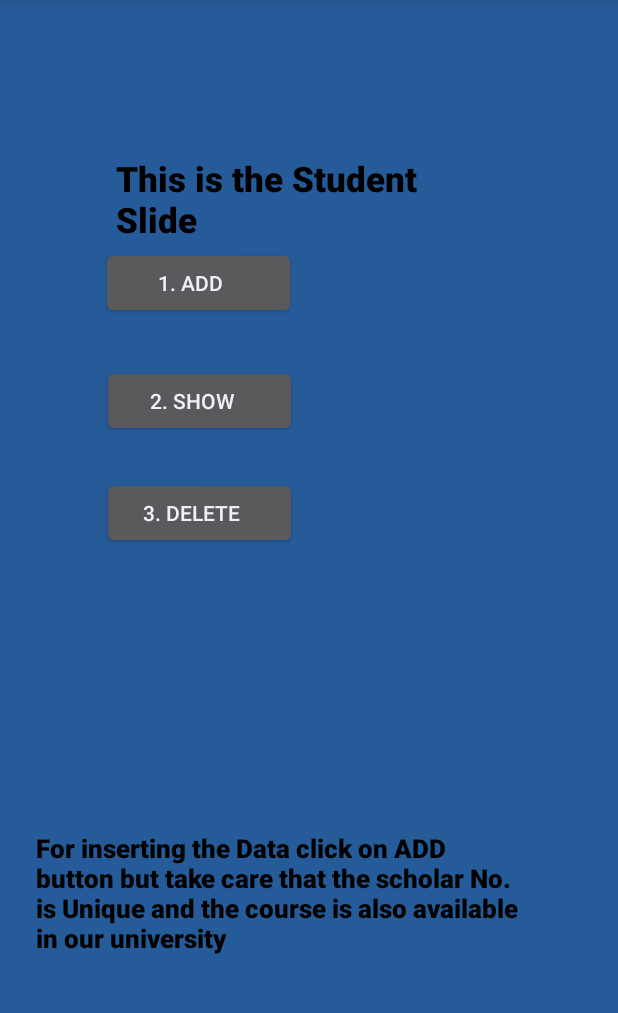
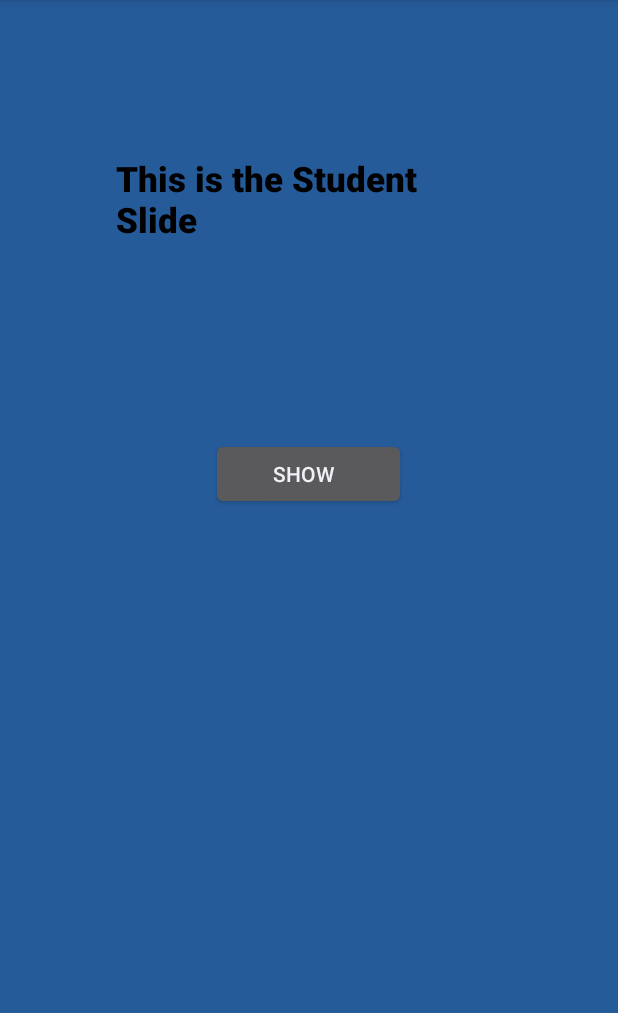
Before and after one commit to Hemantlodha/Database_Management_App, an Android app: the layout activity_student.xml on its own in the app's theme, with its tools: preview values and no code run, on a phone screen of 412 x 824 dp, the part 84-1097 px from its top. Run offline under Robolectric (Android 15) with nearby library versions, the phone set to English and light mode, and no system bars; Roboto replaces fonts that are not available here.

Commit message:
Fixes Student page

```diff
--- a/app/src/main/java/com/hemant/university_database/Student.java
+++ b/app/src/main/java/com/hemant/university_database/Student.java
@@ -20,9 +20,7 @@ public class Student extends AppCompatActivity {
     protected void onCreate(Bundle savedInstanceState) {
         super.onCreate(savedInstanceState);
         setContentView(R.layout.activity_student);
-        button2=findViewById(R.id.button2);
         button4=findViewById(R.id.button4);
-        button6=findViewById(R.id.button6);
         db=new DataHelper(this);
         button4.setOnClickListener(new View.OnClickListener() {
             @Override
--- a/app/src/main/res/layout/activity_codeforces.xml
+++ b/app/src/main/res/layout/activity_codeforces.xml
@@ -16,7 +16,8 @@
             android:layout_height="wrap_content"
             android:orientation="vertical"
             android:layout_marginTop="10dp"
-            android:layout_marginLeft="10dp">
+            android:layout_marginLeft="10dp"
+            android:paddingLeft="30dp">
             <LinearLayout
                 android:layout_width="match_parent"
                 android:layout_height="wrap_content"
--- a/app/src/main/res/layout/activity_student.xml
+++ b/app/src/main/res/layout/activity_student.xml
@@ -22,57 +22,17 @@
         app:layout_constraintTop_toTopOf="parent"
         app:layout_constraintVertical_bias="0.166" />
 
-    <Button
-        android:id="@+id/button2"
-        android:layout_width="130dp"
-        android:layout_height="wrap_content"
-        android:text="1. Add   "
-        app:layout_constraintBottom_toBottomOf="parent"
-        app:layout_constraintEnd_toEndOf="parent"
-        app:layout_constraintHorizontal_bias="0.239"
-        app:layout_constraintStart_toStartOf="parent"
-        app:layout_constraintTop_toTopOf="parent"
-        app:layout_constraintVertical_bias="0.229" />
 
     <Button
         android:id="@+id/button4"
         android:layout_width="130dp"
         android:layout_height="wrap_content"
-        android:text="2. Show   "
+        android:text=" Show   "
         app:layout_constraintBottom_toBottomOf="parent"
         app:layout_constraintEnd_toEndOf="parent"
-        app:layout_constraintHorizontal_bias="0.241"
-        app:layout_constraintStart_toStartOf="parent"
-        app:layout_constraintTop_toBottomOf="@+id/button2"
-        app:layout_constraintVertical_bias="0.061" />
-
-    <Button
-        android:id="@+id/button6"
-        android:layout_width="130dp"
-        android:layout_height="wrap_content"
-        android:text="3. Delete   "
-        app:layout_constraintBottom_toBottomOf="parent"
-        app:layout_constraintEnd_toEndOf="parent"
-        app:layout_constraintHorizontal_bias="0.242"
-        app:layout_constraintStart_toStartOf="parent"
-        app:layout_constraintTop_toBottomOf="@+id/button4"
-        app:layout_constraintVertical_bias="0.062" />
-
-    <TextView
-        android:id="@+id/textView5"
-        android:layout_width="365dp"
-        android:layout_height="107dp"
-        android:fontFamily="sans-serif-black"
-        android:text="For inserting the Data click on ADD button but take care that the scholar No. is Unique and the course is also available in our university"
-        android:textColor="@color/black"
-        android:textSize="17sp"
-        android:paddingLeft="20dp"
-        android:paddingRight="20dp"
-        app:layout_constraintBottom_toBottomOf="parent"
-        app:layout_constraintEnd_toEndOf="parent"
-        app:layout_constraintHorizontal_bias="0.086"
+        app:layout_constraintHorizontal_bias="0.498"
         app:layout_constraintStart_toStartOf="parent"
         app:layout_constraintTop_toBottomOf="@+id/textView"
-        app:layout_constraintVertical_bias="0.74" />
+        app:layout_constraintVertical_bias="0.094" />
 
 </androidx.constraintlayout.widget.ConstraintLayout>
```
Also changed, not shown: app/src/main/java/com/hemant/university_database/DataHelper.java (+1 -34 lines), app/src/main/res/layout/activity_main.xml (+6 -4 lines), app/src/main/res/drawable-v24/img_4.png (deleted), app/src/main/res/drawable-v24/img_8.png (renamed from app/src/main/res/drawable-v24/img_3.png), app/src/main/res/drawable/img_3.png (added).
